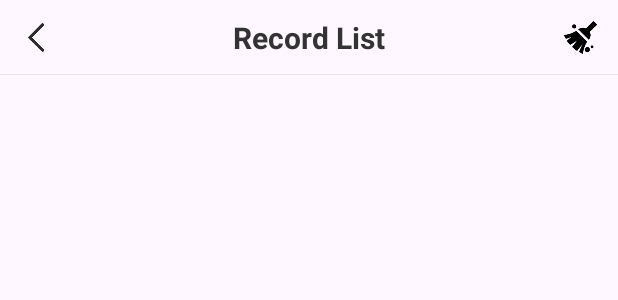
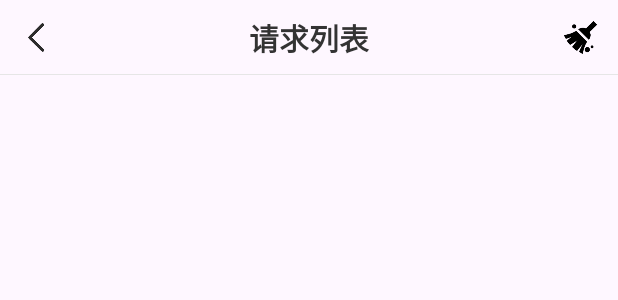
Before and after one commit to qweiop12300/AndroidToolkit, an Android app: the layout include_toolkit_title.xml on its own in the app's theme, with its tools: preview values and no code run, on a phone screen of 412 x 824 dp. Shown: the top 300 px of the screen. Run offline under Robolectric (Android 15) with nearby library versions, the phone set to English and light mode, and no system bars.

Commit message:
搜索功能&加密请求解密接口

```diff
--- a/toolkit/src/main/java/com/william/toolkit/db/RecordDao.kt
+++ b/toolkit/src/main/java/com/william/toolkit/db/RecordDao.kt
@@ -53,6 +53,9 @@ interface RecordDao {
 //    @Query("select * from ApiRecordBean where requestTime > :lastTime limit :rows")
     fun queryLimitRecord(startId: Long = 0, rows: Int = 10000): Flow<List<ApiRecordBean>>
 
+    @Query("select * from ApiRecordBean where url like '%'||:param||'%' order by requestTime")
+    fun searchRecord(param:String):Flow<List<ApiRecordBean>>
+
     @Query("select count(id) from ApiRecordBean")
     fun queryTotalRecord(): Long
 
--- a/toolkit/src/main/java/com/william/toolkit/manager/DataManager.kt
+++ b/toolkit/src/main/java/com/william/toolkit/manager/DataManager.kt
@@ -106,6 +106,10 @@ object DataManager {
         return dao.queryLimitRecord(index)
     }
 
+    internal fun searchRecordList(key: String): Flow<List<ApiRecordBean>> {
+        return dao.searchRecord(key)
+    }
+
     /**
      * 清除数据表
      */
--- a/toolkit/src/main/java/com/william/toolkit/net/DecryptCallBack.java
+++ b/toolkit/src/main/java/com/william/toolkit/net/DecryptCallBack.java
@@ -6,5 +6,6 @@ package com.william.toolkit.net;
  * Description:
  */
 public interface DecryptCallBack {
-    public String decrypt(String par);
+    public String responseBodyDecrypt(String body);
+    public String requestBodyDecrypt(String body);
 }
--- a/toolkit/src/main/res/layout/activity_toolkit_record_detail.xml
+++ b/toolkit/src/main/res/layout/activity_toolkit_record_detail.xml
@@ -38,7 +38,8 @@
             android:layout_width="match_parent"
             android:layout_height="wrap_content"
             android:textColor="@color/tool_color_232323"
-            android:textSize="14sp" />
+            android:textSize="14sp"
+            android:textIsSelectable="true"/>
     </androidx.core.widget.NestedScrollView>
 
 </androidx.constraintlayout.widget.ConstraintLayout>
--- a/toolkit/src/main/res/layout/include_toolkit_title.xml
+++ b/toolkit/src/main/res/layout/include_toolkit_title.xml
@@ -60,6 +60,17 @@
         tools:ignore="ContentDescription"
         tools:src="@drawable/toolkit_clear" />
 
+    <ImageView
+        android:id="@+id/iv_toolSearch"
+        android:layout_width="50dp"
+        android:layout_height="50dp"
+        android:padding="10dp"
+        app:layout_constraintRight_toLeftOf="@+id/iv_toolRight"
+        app:layout_constraintTop_toTopOf="parent"
+        tools:ignore="ContentDescription"
+        android:visibility="gone"
+        tools:src="@drawable/toolkit_search" />
+
     <View
         android:id="@+id/view_toolLine"
         android:layout_width="match_parent"
--- a/toolkit/src/main/res/values/strings.xml
+++ b/toolkit/src/main/res/values/strings.xml
@@ -24,8 +24,8 @@
     <string name="tool_title_previous">Previous</string>
     <string name="tool_title_clear">Clear</string>
     <string name="tool_title_share">Share</string>
-    <string name="tool_title_record_list">Record List</string>
-    <string name="tool_title_record_detail">Record Detail</string>
+    <string name="tool_title_record_list">请求列表</string>
+    <string name="tool_title_record_detail">请求详情</string>
     <string name="tool_title_crash_detail">Crash Detail</string>
     <string name="loading">Loading, please wait…</string>
     <string name="loading_more">Loading more, please wait…</string>
```
Also changed, not shown: app/src/main/java/com/example/demo2/MainActivity.java (+36 -2 lines), toolkit/build.gradle (+0 -22 lines), toolkit/src/main/java/com/william/toolkit/ToolkitPanel.kt (+9 -0 lines), toolkit/src/main/java/com/william/toolkit/activity/RecordListActivity.kt (+34 -0 lines), toolkit/src/main/java/com/william/toolkit/net/ApiRecordInterceptor.kt (+12 -10 lines), toolkit/src/main/java/com/william/toolkit/vm/RecordListViewModel.kt (+10 -0 lines), toolkit/src/main/res/drawable/toolkit_search.png (added).
